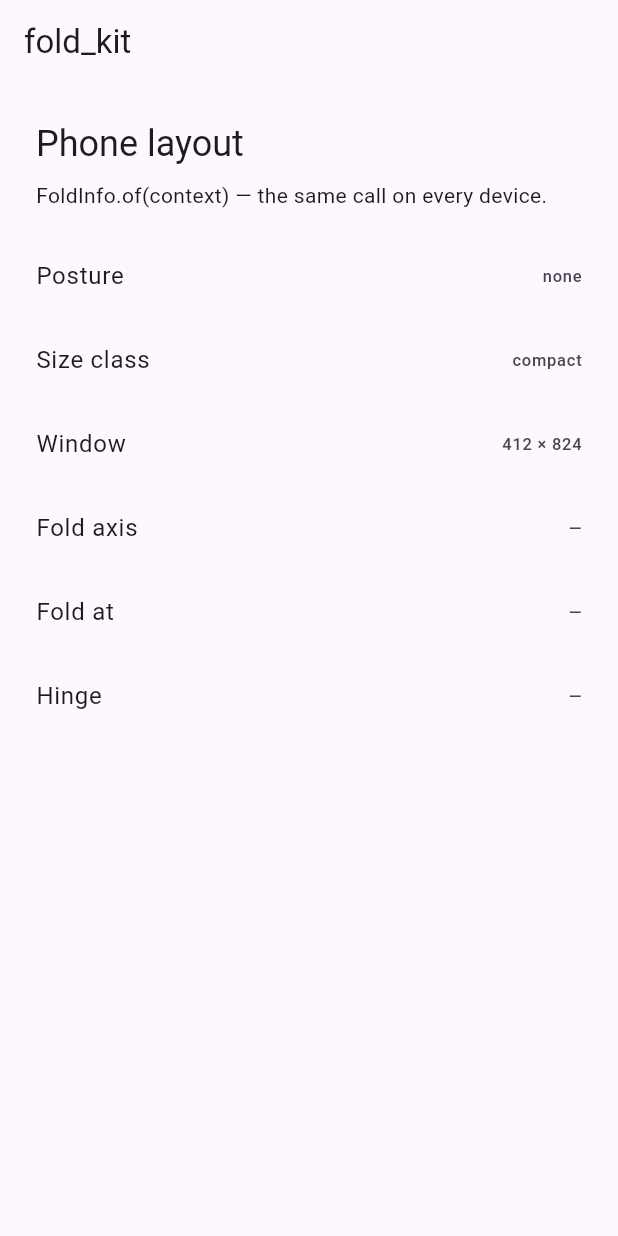
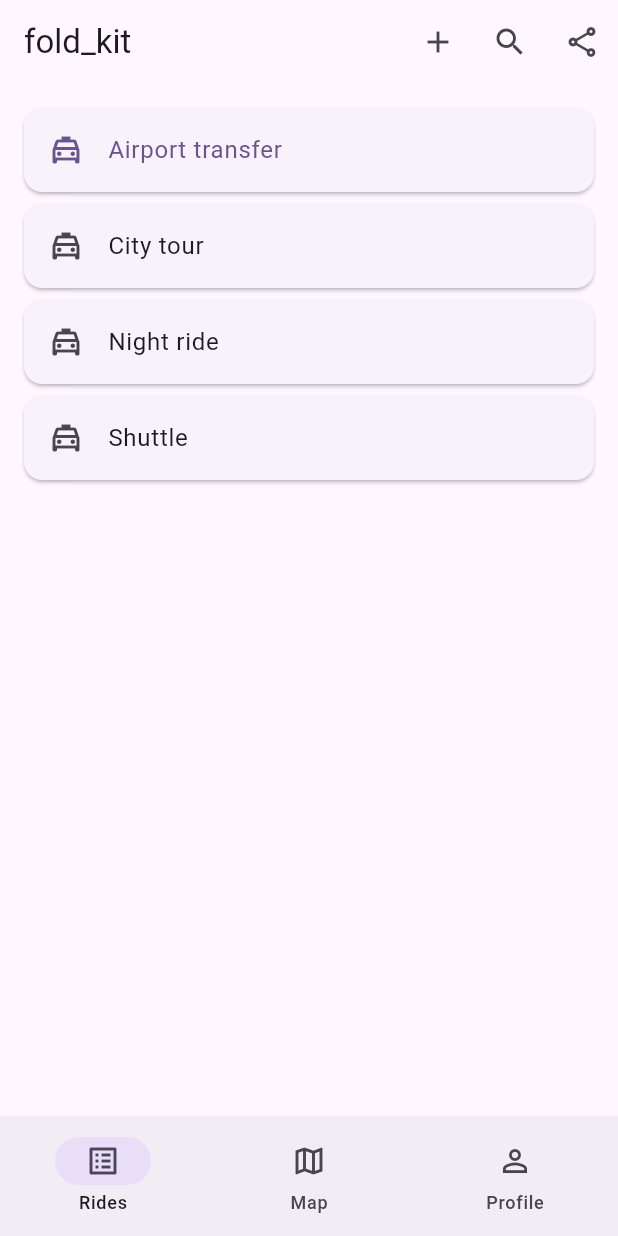
Before and after one commit to msaadev/fold_kit, a Flutter app: the screen it shows after launch, on a phone screen of 412 x 824 dp. Run offline on Flutter 3.47's test engine with Material 3 defaults, Android fonts, the phone set to English and light mode, and no system bars.

Commit message:
0.1.0: FoldScaffold, FoldTwoPane, FoldAvoid, Android hinge angle, iPhone Duo screenshot

```diff
--- a/example/lib/main.dart
+++ b/example/lib/main.dart
@@ -14,84 +14,109 @@ class ExampleApp extends StatelessWidget {
       debugShowCheckedModeBanner: false,
       theme: ThemeData(colorSchemeSeed: seed),
       darkTheme: ThemeData(colorSchemeSeed: seed, brightness: Brightness.dark),
-      home: const FoldPage(),
+      home: const HomePage(),
     );
   }
 }
 
-class FoldPage extends StatelessWidget {
-  const FoldPage({super.key});
+class HomePage extends StatefulWidget {
+  const HomePage({super.key});
+
+  @override
+  State<HomePage> createState() => _HomePageState();
+}
+
+class _HomePageState extends State<HomePage> {
+  int _tab = 0;
+  int _selected = 0;
+
+  static const _items = [
+    'Airport transfer',
+    'City tour',
+    'Night ride',
+    'Shuttle',
+  ];
 
   @override
   Widget build(BuildContext context) {
-    final fold = FoldInfo.of(context);
-    final rect = fold.rect;
-    final Widget body;
-    if (rect != null && fold.axis == FoldAxis.vertical) {
-      body = Row(
-        children: [
-          SizedBox(width: rect.left, child: _buildList(context)),
-          SizedBox(width: rect.width),
-          Expanded(child: _buildInfo(context, fold)),
-        ],
-      );
-    } else if (fold.windowSizeClass != WindowSizeClass.compact) {
-      body = Row(
-        children: [
-          Expanded(child: _buildList(context)),
-          const VerticalDivider(width: 1),
-          Expanded(child: _buildInfo(context, fold)),
-        ],
-      );
-    } else {
-      body = _buildInfo(context, fold);
-    }
-    return Scaffold(
-      appBar: AppBar(title: const Text('fold_kit')),
-      body: SafeArea(child: body),
+    return FoldScaffold(
+      title: const Text('fold_kit'),
+      actions: [
+        FoldAction(
+          icon: Icons.add,
+          label: 'New',
+          prominent: true,
+          onPressed: () {},
+        ),
+        FoldAction(icon: Icons.search, label: 'Search', onPressed: () {}),
+        FoldAction(
+          icon: Icons.share_outlined,
+          label: 'Share',
+          onPressed: () {},
+        ),
+      ],
+      destinations: const [
+        FoldDestination(
+          icon: Icons.list_alt_outlined,
+          selectedIcon: Icons.list_alt,
+          label: 'Rides',
+        ),
+        FoldDestination(
+          icon: Icons.map_outlined,
+          selectedIcon: Icons.map,
+          label: 'Map',
+        ),
+        FoldDestination(
+          icon: Icons.person_outline,
+          selectedIcon: Icons.person,
+          label: 'Profile',
+        ),
+      ],
+      selectedIndex: _tab,
+      onDestinationSelected: (i) => setState(() => _tab = i),
+      body: FoldTwoPane(start: _buildList(context), end: _buildDetail(context)),
     );
   }
 
   Widget _buildList(BuildContext context) {
     return ListView(
-      padding: const EdgeInsets.all(16),
+      padding: const EdgeInsets.all(12),
       children: [
-        for (final name in ['Inbox', 'Rides', 'Payments', 'Settings'])
+        for (var i = 0; i < _items.length; i++)
           Card(
             child: ListTile(
-              leading: const Icon(Icons.folder_outlined),
-              title: Text(name),
+              selected: i == _selected,
+              leading: const Icon(Icons.local_taxi_outlined),
+              title: Text(_items[i]),
+              onTap: () => setState(() => _selected = i),
             ),
           ),
       ],
     );
   }
 
-  Widget _buildInfo(BuildContext context, FoldInfo fold) {
+  Widget _buildDetail(BuildContext context) {
+    final fold = FoldInfo.of(context);
+    final angle = FoldKitScope.angleOf(context);
     final textTheme = Theme.of(context).textTheme;
-    final angle = FoldKitScope.angleOf(context);
     return ListView(
-      padding: const EdgeInsets.all(24),
+      padding: const EdgeInsets.all(20),
       children: [
-        Text(_title(fold), style: textTheme.headlineSmall),
-        const SizedBox(height: 8),
-        Text(
-          'FoldInfo.of(context) — the same call on every device.',
-          style: textTheme.bodyMedium,
-        ),
-        const SizedBox(height: 16),
+        Text(_items[_selected], style: textTheme.headlineSmall),
+        const SizedBox(height: 4),
+        Text(_headline(fold), style: textTheme.bodyMedium),
+        const SizedBox(height: 12),
         _buildRow('Posture', fold.posture.name),
         _buildRow('Size class', fold.windowSizeClass.name),
         _buildRow(
           'Window',
           '${fold.windowSize.width.round()} × ${fold.windowSize.height.round()}',
         ),
-        _buildRow('Fold axis', fold.axis?.name ?? '—'),
         _buildRow(
-          'Fold at',
+          'Fold',
           fold.rect == null
               ? '—'
-              : 'x ${fold.rect!.left.round()}, ${fold.rect!.width.round()} wide',
+              : '${fold.axis!.name}, x ${fold.rect!.left.round()}',
         ),
         _buildRow('Hinge', angle == null ? '—' : '${angle.round()}°'),
       ],
@@ -100,19 +125,17 @@ class FoldPage extends StatelessWidget {
 
   Widget _buildRow(String label, String value) {
     return ListTile(
+      dense: true,
       contentPadding: EdgeInsets.zero,
       title: Text(label),
       trailing: Text(value),
     );
   }
 
-  String _title(FoldInfo fold) => switch (fold.posture) {
-    FoldPosture.halfOpen => 'Split at the fold',
-    FoldPosture.closed => 'Outer display',
-    FoldPosture.flat => 'Open and flat',
-    FoldPosture.none =>
-      fold.windowSizeClass == WindowSizeClass.compact
-          ? 'Phone layout'
-          : 'Two panes',
+  String _headline(FoldInfo fold) => switch (fold.posture) {
+    FoldPosture.halfOpen => 'FoldTwoPane splits exactly at the fold.',
+    FoldPosture.closed => 'Outer display: bars move to the right, like iOS.',
+    FoldPosture.flat => 'Open and flat: two panes, no hinge to avoid.',
+    FoldPosture.none => 'Same code on phones, tablets, web and desktop.',
   };
 }
--- a/lib/fold_kit.dart
+++ b/lib/fold_kit.dart
@@ -3,4 +3,7 @@
 library;
 
 export 'src/fold_info.dart';
+export 'src/fold_avoid.dart';
 export 'src/fold_kit_scope.dart';
+export 'src/fold_scaffold.dart';
+export 'src/fold_two_pane.dart';
--- a/lib/src/fold_kit_scope.dart
+++ b/lib/src/fold_kit_scope.dart
@@ -5,7 +5,7 @@ import 'package:flutter/foundation.dart';
 import 'package:flutter/services.dart';
 import 'package:flutter/widgets.dart';
 
-/// Hinge status reported by the platform (iPhone Duo today).
+/// Hinge status reported by the platform (iPhone Duo; Android reports only the angle).
 enum HingeStatus {
   /// Not reported (no hinge, or an older OS).
   unknown,
@@ -46,7 +46,8 @@ class FoldKitScope extends StatefulWidget {
       context.dependOnInheritedWidgetOfExactType<_FoldScopeData>()?.status ??
       HingeStatus.unknown;
 
-  /// The latest hinge angle in degrees, `null` when not reported.
+  /// The latest hinge angle in degrees (iPhone Duo, Android foldables with a
+  /// hinge sensor), `null` when not reported. Use it for interaction, not layout.
   static double? angleOf(BuildContext context) =>
       context.dependOnInheritedWidgetOfExactType<_FoldScopeData>()?.angle;
 
@@ -63,7 +64,9 @@ class _FoldKitScopeState extends State<FoldKitScope> {
   @override
   void initState() {
     super.initState();
-    if (defaultTargetPlatform != TargetPlatform.iOS || kIsWeb) return;
+    final native = defaultTargetPlatform == TargetPlatform.iOS ||
+        defaultTargetPlatform == TargetPlatform.android;
+    if (!native || kIsWeb) return;
     _subscription = FoldKitScope.channel.receiveBroadcastStream().listen(
       _onEvent,
       onError: (_) {},
--- /dev/null
+++ b/lib/src/fold_scaffold.dart
@@ -0,0 +1,408 @@
+import 'package:flutter/material.dart';
+
+import 'fold_kit_scope.dart';
+
+/// An app bar action that can live in a horizontal app bar or a vertical bar.
+class FoldAction {
+  /// Icon, always shown.
+  final IconData icon;
+
+  /// Label: the tooltip, the screen reader text, and the text in the overflow menu.
+  final String label;
+
+  /// Called on tap.
+  final VoidCallback? onPressed;
+
+  /// Main action of the page (Done, Save); placed first and kept out of the overflow menu.
+  final bool prominent;
+
+  /// Higher stays visible longer when the vertical bar runs out of space.
+  final int priority;
+
+  /// Creates an action.
+  const FoldAction({
+    required this.icon,
+    required this.label,
+    required this.onPressed,
+    this.prominent = false,
+    this.priority = 0,
+  });
+}
+
+/// A tab of a [FoldScaffold].
+class FoldDestination {
+  /// Icon of the tab.
+  final IconData icon;
+
+  /// Icon when selected; defaults to [icon].
+  final IconData? selectedIcon;
+
+  /// Label of the tab.
+  final String label;
+
+  /// Creates a tab.
+  const FoldDestination({
+    required this.icon,
+    required this.label,
+    this.selectedIcon,
+  });
+}
+
+/// Where the app bar and the tabs go.
+enum FoldBarPlacement {
+  /// iPhone Duo rule: vertical bar on the outer display and on the inner display
+  /// in landscape; otherwise vertical only on wide landscape windows (tablets).
+  auto,
+
+  /// Always a top app bar and bottom tabs.
+  bottom,
+
+  /// Always one vertical bar on the trailing edge.
+  trailing,
+}
+
+/// What leaves the vertical bar first when it is too short.
+enum FoldBarCompression {
+  /// Actions go into the overflow menu before tabs.
+  actionsFirst,
+
+  /// Tabs go into the overflow menu before actions.
+  tabsFirst,
+}
+
+/// A scaffold whose app bar and tabs move into one vertical bar on the right
+/// edge where the system does that for native apps (iPhone Duo outer display,
+/// inner display in landscape) — and stay a normal app bar + navigation bar
+/// everywhere else. The body keeps its state when the bars move.
+class FoldScaffold extends StatefulWidget {
+  /// Page title.
+  final Widget? title;
+
+  /// Back or close button; defaults to a back button when the route can pop.
+  final Widget? leading;
+
+  /// App bar actions.
+  final List<FoldAction> actions;
+
+  /// Tabs; empty means no tab bar.
+  final List<FoldDestination> destinations;
+
+  /// The selected tab.
+  final int selectedIndex;
+
+  /// Called when a tab is tapped.
+  final ValueChanged<int>? onDestinationSelected;
+
+  /// Page content.
+  final Widget body;
+
+  /// Where the bars go; see [FoldBarPlacement].
+  final FoldBarPlacement placement;
+
+  /// What leaves the vertical bar first when it is too short.
+  final FoldBarCompression compression;
+
+  /// Floating action button, passed to the inner [Scaffold].
+  final Widget? floatingActionButton;
+
+  /// Creates the scaffold.
+  const FoldScaffold({
+    super.key,
+    required this.body,
+    this.title,
+    this.leading,
+    this.actions = const [],
+    this.destinations = const [],
+    this.selectedIndex = 0,
+    this.onDestinationSelected,
+    this.placement = FoldBarPlacement.auto,
+    this.compression = FoldBarCompression.actionsFirst,
+    this.floatingActionButton,
+  });
+
+  /// Whether the bars are vertical for this window.
+  static bool isVertical(BuildContext context, FoldBarPlacement placement) {
+    switch (placement) {
+      case FoldBarPlacement.bottom:
+        return false;
+      case FoldBarPlacement.trailing:
+        return true;
+      case FoldBarPlacement.auto:
+        final size = MediaQuery.sizeOf(context);
+        final landscape = size.width > size.height;
+        return switch (FoldKitScope.statusOf(context)) {
+          HingeStatus.closed => true,
+          HingeStatus.partiallyOpen || HingeStatus.fullyOpen => landscape,
+          HingeStatus.unknown => landscape && size.width >= 840,
+        };
+    }
+  }
+
+  @override
+  State<FoldScaffold> createState() => _FoldScaffoldState();
+}
+
+class _FoldScaffoldState extends State<FoldScaffold> {
+  final _bodyKey = GlobalKey();
+
+  static const double _barWidth = 80;
+  static const double _itemExtent = 64;
+
+  @override
+  Widget build(BuildContext context) {
+    final body = KeyedSubtree(key: _bodyKey, child: widget.body);
+    if (!FoldScaffold.isVertical(context, widget.placement)) {
+      return _buildHorizontal(context, body);
+    }
+    return _buildVertical(context, body);
+  }
+
+  Widget _buildHorizontal(BuildContext context, Widget body) {
+    return Scaffold(
+      appBar: AppBar(
+        leading: widget.leading,
+        title: widget.title,
+        actions: [
+          for (final action in _orderedActions)
+            IconButton(
+              icon: Icon(action.icon),
+              tooltip: action.label,
+              onPressed: action.onPressed,
+            ),
+        ],
+      ),
+      body: body,
+      floatingActionButton: widget.floatingActionButton,
+      bottomNavigationBar: widget.destinations.isEmpty
+          ? null
+          : NavigationBar(
+              selectedIndex: widget.selectedIndex,
+              onDestinationSelected: widget.onDestinationSelected,
+              destinations: [
+                for (final d in widget.destinations)
+                  NavigationDestination(
+                    icon: Icon(d.icon),
+                    selectedIcon: Icon(d.selectedIcon ?? d.icon),
+                    label: d.label,
+                  ),
+              ],
+            ),
+    );
+  }
+
+  Widget _buildVertical(BuildContext context, Widget body) {
+    final textTheme = Theme.of(context).textTheme;
+    return Scaffold(
+      floatingActionButton: widget.floatingActionButton,
+      body: Row(
+        children: [
+          Expanded(
+            child: SafeArea(
+              right: false,
+              child: Column(
+                crossAxisAlignment: CrossAxisAlignment.stretch,
+                children: [
+                  if (widget.title != null)
+                    Padding(
+                      padding: const EdgeInsets.fromLTRB(16, 12, 16, 8),
+                      child: DefaultTextStyle(
+                        style: textTheme.titleLarge!,
+                        child: widget.title!,
+                      ),
+                    ),
+                  Expanded(child: body),
+                ],
+              ),
+            ),
+          ),
+          _buildBar(context),
+        ],
+      ),
+    );
+  }
+
+  Widget _buildBar(BuildContext context) {
+    final scheme = Theme.of(context).colorScheme;
+    return Material(
+      color: scheme.surfaceContainer,
+      child: SafeArea(
+        left: false,
+        child: SizedBox(
+          width: _barWidth,
+          child: LayoutBuilder(
+            builder: (context, constraints) => Column(
+              children: _buildBarItems(context, constraints.maxHeight),
+            ),
+          ),
+        ),
+      ),
+    );
+  }
+
+  List<Widget> _buildBarItems(BuildContext context, double height) {
+    final leading =
+        widget.leading ??
+        (ModalRoute.of(context)?.canPop ?? false ? const BackButton() : null);
+    final capacity = (height / _itemExtent).floor() - (leading == null ? 0 : 1);
+    final actions = _orderedActions;
+    final tabs = [for (var i = 0; i < widget.destinations.length; i++) i];
+    final shownActions = [...actions];
+    final shownTabs = [...tabs];
+    final hiddenActions = <FoldAction>[];
+    final hiddenTabs = <int>[];
+    var needsMenu = false;
+    while (shownActions.length + shownTabs.length + (needsMenu ? 1 : 0) >
+        capacity) {
+      needsMenu = true;
+      final droppableAction = shownActions.lastWhereOrNull((a) => !a.prominent);
+      final droppableTab = shownTabs.lastWhereOrNull(
+        (i) => i != widget.selectedIndex,
+      );
+      final preferAction =
+          widget.compression == FoldBarCompression.actionsFirst ||
+          droppableTab == null;
+      if (droppableAction != null && preferAction) {
+        shownActions.remove(droppableAction);
+        hiddenActions.insert(0, droppableAction);
+      } else if (droppableTab != null) {
+        shownTabs.remove(droppableTab);
+        hiddenTabs.insert(0, droppableTab);
+      } else {
+        break;
+      }
+    }
+    return [
+      if (leading != null)
+        SizedBox(
+          height: _itemExtent,
+          child: Center(child: leading),
+        ),
+      for (final action in shownActions)
+        _BarButton(
+          icon: action.icon,
+          label: action.label,
+          onPressed: action.onPressed,
+          prominent: action.prominent,
+        ),
+      if (needsMenu) _buildOverflow(hiddenActions, hiddenTabs),
+      const Spacer(),
+      for (final i in shownTabs)
+        _BarButton(
+          icon: i == widget.selectedIndex
+              ? widget.destinations[i].selectedIcon ??
+                    widget.destinations[i].icon
+              : widget.destinations[i].icon,
+          label: widget.destinations[i].label,
+          selected: i == widget.selectedIndex,
+          onPressed: () => widget.onDestinationSelected?.call(i),
+        ),
+    ];
+  }
+
+  Widget _buildOverflow(List<FoldAction> actions, List<int> tabs) {
+    return SizedBox(
+      height: _itemExtent,
+      child: PopupMenuButton<VoidCallback>(
+        icon: const Icon(Icons.more_horiz),
+        tooltip: MaterialLocalizations.of(context).showMenuTooltip,
+        onSelected: (run) => run(),
+        itemBuilder: (_) => [
+          for (final a in actions)
+            PopupMenuItem(
+              value: a.onPressed ?? () {},
+              enabled: a.onPressed != null,
+              child: ListTile(leading: Icon(a.icon), title: Text(a.label)),
+            ),
+          for (final i in tabs)
+            PopupMenuItem(
+              value: () => widget.onDestinationSelected?.call(i),
+              child: ListTile(
+                leading: Icon(widget.destinations[i].icon),
+                title: Text(widget.destinations[i].label),
+              ),
+            ),
+        ],
+      ),
+    );
+  }
+
+  List<FoldAction> get _orderedActions => [
+    ...widget.actions.where((a) => a.prominent),
+    ...widget.actions.where((a) => !a.prominent).toList()
+      ..sort((a, b) => b.priority.compareTo(a.priority)),
+  ];
+}
+
+extension<T> on List<T> {
+  T? lastWhereOrNull(bool Function(T) test) {
+    for (var i = length - 1; i >= 0; i--) {
+      if (test(this[i])) return this[i];
+    }
+    return null;
+  }
+}
+
+class _BarButton extends StatelessWidget {
+  final IconData icon;
+  final String label;
+  final VoidCallback? onPressed;
+  final bool selected;
+  final bool prominent;
+
+  const _BarButton({
+    required this.icon,
+    required this.label,
+    required this.onPressed,
+    this.selected = false,
+    this.prominent = false,
+  });
+
+  @override
+  Widget build(BuildContext context) {
+    final scheme = Theme.of(context).colorScheme;
+    final color = selected || prominent
+        ? scheme.primary
+        : scheme.onSurfaceVariant;
+    return SizedBox(
+      height: 64,
+      child: Semantics(
+        button: true,
+        selected: selected,
+        label: label,
+        excludeSemantics: true,
+        child: Tooltip(
+          message: label,
+          child: InkWell(
+            onTap: onPressed,
+            borderRadius: BorderRadius.circular(16),
+            child: Column(
+              mainAxisAlignment: MainAxisAlignment.center,
+              children: [
+                Container(
+                  padding: const EdgeInsets.symmetric(
+                    horizontal: 14,
+                    vertical: 4,
+                  ),
+                  decoration: BoxDecoration(
+                    color: selected ? scheme.secondaryContainer : null,
+                    borderRadius: BorderRadius.circular(16),
+                  ),
+                  child: Icon(icon, color: color),
+                ),
+                const SizedBox(height: 2),
+                Text(
+                  label,
+                  maxLines: 1,
+                  overflow: TextOverflow.ellipsis,
+                  style: Theme.of(
+                    context,
+                  ).textTheme.labelSmall?.copyWith(color: color),
+                ),
+              ],
+            ),
+          ),
+        ),
+      ),
+    );
+  }
+}
--- /dev/null
+++ b/lib/src/fold_tracker.dart
@@ -0,0 +1,38 @@
+import 'package:flutter/scheduler.dart';
+import 'package:flutter/widgets.dart';
+
+/// Builds with the widget's own size and its position in the window, so a
+/// fold given in window coordinates can be mapped onto it. The position is
+/// measured after layout; a change costs one extra frame.
+class FoldTracker extends StatefulWidget {
+  /// Builds the content from the window [origin] and [size] of this widget.
+  final Widget Function(BuildContext context, Offset origin, Size size) builder;
+
+  /// Creates a tracker.
+  const FoldTracker({super.key, required this.builder});
+
+  @override
+  State<FoldTracker> createState() => _FoldTrackerState();
+}
+
+class _FoldTrackerState extends State<FoldTracker> {
+  Offset _origin = Offset.zero;
+
+  @override
+  Widget build(BuildContext context) {
+    return LayoutBuilder(
+      builder: (context, constraints) {
+        SchedulerBinding.instance.addPostFrameCallback((_) => _measure());
+        return widget.builder(context, _origin, constraints.biggest);
+      },
+    );
+  }
+
+  void _measure() {
+    if (!mounted) return;
+    final box = context.findRenderObject();
+    if (box is! RenderBox || !box.hasSize) return;
+    final origin = box.localToGlobal(Offset.zero);
+    if (origin != _origin) setState(() => _origin = origin);
+  }
+}
--- /dev/null
+++ b/lib/src/fold_two_pane.dart
@@ -0,0 +1,106 @@
+import 'package:flutter/widgets.dart';
+
+import 'fold_info.dart';
+import 'fold_tracker.dart';
+
+/// Two panes that split exactly at the fold, on any device.
+///
+/// - Vertical fold (book posture): [start] left of the fold, [end] right of it.
+/// - Horizontal fold (tabletop): [start] above, [end] below.
+/// - No fold, wide window: split by [ratio] with a [divider].
+/// - Narrow window: only [compact] (defaults to [start]).
+///
+/// Both panes keep their state when the layout changes.
+class FoldTwoPane extends StatefulWidget {
+  /// The first pane (left, or top on a horizontal fold).
+  final Widget start;
+
+  /// The second pane (right, or bottom on a horizontal fold).
+  final Widget end;
+
+  /// Shown alone below [minSplitWidth]. Defaults to [start].
+  final Widget? compact;
+
+  /// Share of the width given to [start] when there is no fold.
+  final double ratio;
+
+  /// Narrower than this and without a fold, only one pane is shown.
+  final double minSplitWidth;
+
+  /// Drawn between the panes when there is no fold. Defaults to a hairline.
+  final Widget? divider;
+
+  /// Creates two panes.
+  const FoldTwoPane({
+    super.key,
+    required this.start,
+    required this.end,
+    this.compact,
+    this.ratio = 0.5,
+    this.minSplitWidth = 600,
+    this.divider,
+  });
+
+  @override
+  State<FoldTwoPane> createState() => _FoldTwoPaneState();
+}
+
+class _FoldTwoPaneState extends State<FoldTwoPane> {
+  final _startKey = GlobalKey();
+  final _endKey = GlobalKey();
+
+  @override
+  Widget build(BuildContext context) {
+    final fold = FoldInfo.of(context);
+    return FoldTracker(
+      builder: (context, origin, size) {
+        final start = KeyedSubtree(key: _startKey, child: widget.start);
+        final end = KeyedSubtree(key: _endKey, child: widget.end);
+        final local = fold.rect?.shift(-origin);
+        final hit = local != null && local.overlaps(Offset.zero & size);
+        if (hit && fold.axis == FoldAxis.vertical) {
+          return Row(
+            children: [
+              SizedBox(width: local.left.clamp(0, size.width), child: start),
+              SizedBox(width: local.width),
+              Expanded(child: end),
+            ],
+          );
+        }
+        if (hit && fold.axis == FoldAxis.horizontal) {
+          return Column(
+            children: [
+              SizedBox(height: local.top.clamp(0, size.height), child: start),
+              SizedBox(height: local.height),
+              Expanded(child: end),
+            ],
+          );
+        }
+        if (size.width < widget.minSplitWidth) {
+          return widget.compact ?? start;
+        }
+        return Row(
+          children: [
+            SizedBox(width: size.width * widget.ratio, child: start),
+            widget.divider ?? const _Hairline(),
+            Expanded(child: end),
+          ],
+        );
+      },
+    );
+  }
+}
+
+class _Hairline extends StatelessWidget {
+  const _Hairline();
+
+  @override
+  Widget build(BuildContext context) {
+    final color =
+        DefaultTextStyle.of(context).style.color ?? const Color(0xFF000000);
+    return SizedBox(
+      width: 1,
+      child: ColoredBox(color: color.withValues(alpha: 0.12)),
+    );
+  }
+}
```
Also changed, not shown: lib/src/fold_avoid.dart (added, +42 -0 lines), pubspec.yaml (+5 -2 lines), example/pubspec.lock, screen_shots/duo_closed.png (added), 5 other files.
